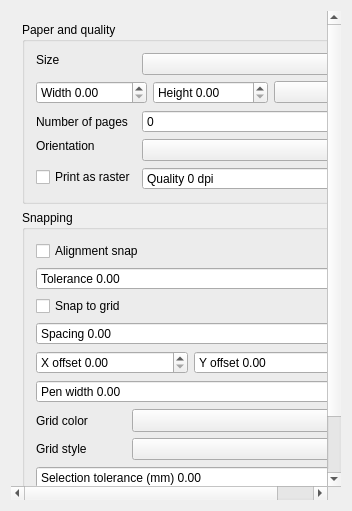
Above: src/ui/qgscompositionwidgetbase.ui from qgis/QGIS before the change. Below: the same form after it.
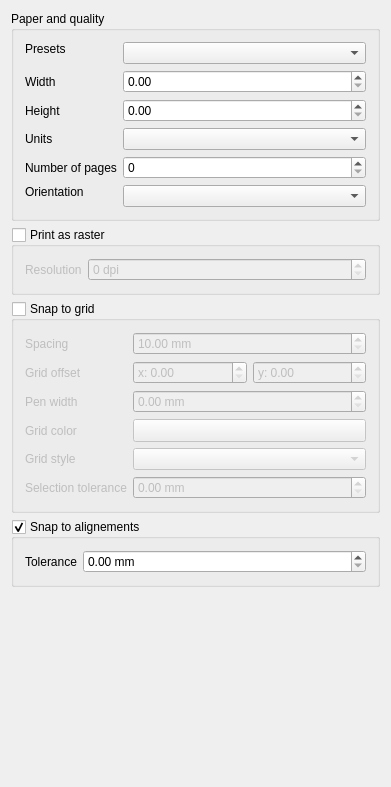
That is the form after the change. Custom widgets are drawn as their Qt base class.

What changed in the file:
```diff
--- a/src/ui/qgscompositionwidgetbase.ui
+++ b/src/ui/qgscompositionwidgetbase.ui
@@ -6,8 +6,8 @@
    <rect>
     <x>0</x>
     <y>0</y>
-    <width>352</width>
-    <height>511</height>
+    <width>391</width>
+    <height>787</height>
    </rect>
   </property>
   <property name="sizePolicy">
@@ -19,9 +19,18 @@
   <property name="windowTitle">
    <string>Composition</string>
   </property>
-  <layout class="QGridLayout" name="gridLayout_3">
-   <item row="0" column="0">
+  <layout class="QVBoxLayout" name="verticalLayout">
+   <property name="margin">
+    <number>0</number>
+   </property>
+   <item>
     <widget class="QScrollArea" name="scrollArea">
+     <property name="sizePolicy">
+      <sizepolicy hsizetype="MinimumExpanding" vsizetype="MinimumExpanding">
+       <horstretch>0</horstretch>
+       <verstretch>0</verstretch>
+      </sizepolicy>
+     </property>
      <property name="frameShape">
       <enum>QFrame::NoFrame</enum>
      </property>
@@ -36,15 +45,15 @@
        <rect>
         <x>0</x>
         <y>0</y>
-        <width>344</width>
-        <height>503</height>
+        <width>391</width>
+        <height>787</height>
        </rect>
       </property>
-      <layout class="QGridLayout" name="gridLayout_2">
-       <item row="0" column="0">
-        <widget class="QGroupBox" name="groupBox">
+      <layout class="QVBoxLayout" name="verticalLayout_2">
+       <item>
+        <widget class="QgsCollapsibleGroupBoxBasic" name="groupBox">
          <property name="sizePolicy">
-          <sizepolicy hsizetype="Expanding" vsizetype="Expanding">
+          <sizepolicy hsizetype="Preferred" vsizetype="Maximum">
            <horstretch>0</horstretch>
            <verstretch>0</verstretch>
           </sizepolicy>
@@ -65,7 +74,7 @@
              </sizepolicy>
             </property>
             <property name="text">
-             <string>Size</string>
+             <string>Presets</string>
             </property>
             <property name="wordWrap">
              <bool>true</bool>
@@ -80,17 +89,16 @@
             <property name="enabled">
              <bool>true</bool>
             </property>
-            <property name="sizePolicy">
-             <sizepolicy hsizetype="Expanding" vsizetype="Fixed">
-              <horstretch>0</horstretch>
-              <verstretch>0</verstretch>
-             </sizepolicy>
+           </widget>
+          </item>
+          <item row="1" column="0">
+           <widget class="QLabel" name="label">
+            <property name="text">
+             <string>Width</string>
             </property>
            </widget>
           </item>
-          <item row="1" column="0" colspan="2">
-           <layout class="QHBoxLayout" name="horizontalLayout">
-            <item>
+          <item row="1" column="1">
              <widget class="QDoubleSpinBox" name="mPaperWidthDoubleSpinBox">
               <property name="sizePolicy">
                <sizepolicy hsizetype="Preferred" vsizetype="Minimum">
@@ -99,7 +107,7 @@
                </sizepolicy>
               </property>
               <property name="prefix">
-               <string>Width </string>
+             <string/>
               </property>
               <property name="suffix">
                <string/>
@@ -109,7 +117,14 @@
               </property>
              </widget>
             </item>
-            <item>
+          <item row="2" column="0">
+           <widget class="QLabel" name="label_2">
+            <property name="text">
+             <string>Height</string>
+            </property>
+           </widget>
+          </item>
+          <item row="2" column="1">
              <widget class="QDoubleSpinBox" name="mPaperHeightDoubleSpinBox">
               <property name="sizePolicy">
                <sizepolicy hsizetype="Preferred" vsizetype="Minimum">
@@ -118,7 +133,7 @@
                </sizepolicy>
               </property>
               <property name="prefix">
-               <string>Height </string>
+             <string/>
               </property>
               <property name="suffix">
                <string/>
@@ -128,7 +143,14 @@
               </property>
              </widget>
             </item>
-            <item>
+          <item row="3" column="0">
+           <widget class="QLabel" name="label_3">
+            <property name="text">
+             <string>Units</string>
+            </property>
+           </widget>
+          </item>
+          <item row="3" column="1">
              <widget class="QComboBox" name="mPaperUnitsComboBox">
               <property name="enabled">
                <bool>true</bool>
@@ -141,9 +163,17 @@
               </property>
              </widget>
             </item>
-           </layout>
-          </item>
           <item row="4" column="0">
+           <widget class="QLabel" name="mNumPagesLabel">
+            <property name="text">
+             <string>Number of pages</string>
+            </property>
+           </widget>
+          </item>
+          <item row="4" column="1">
+           <widget class="QSpinBox" name="mNumPagesSpinBox"/>
+          </item>
+          <item row="5" column="0">
            <widget class="QLabel" name="textLabel7">
             <property name="sizePolicy">
              <sizepolicy hsizetype="Preferred" vsizetype="Fixed">
@@ -162,7 +192,7 @@
             </property>
            </widget>
           </item>
-          <item row="4" column="1">
+          <item row="5" column="1">
            <widget class="QComboBox" name="mPaperOrientationComboBox">
             <property name="enabled">
              <bool>true</bool>
@@ -175,20 +205,38 @@
             </property>
            </widget>
           </item>
-          <item row="5" column="0">
-           <widget class="QCheckBox" name="mPrintAsRasterCheckBox">
+         </layout>
+        </widget>
+       </item>
+       <item>
+        <widget class="QgsCollapsibleGroupBoxBasic" name="mPrintAsRasterGroupCheckBox">
             <property name="sizePolicy">
-             <sizepolicy hsizetype="Expanding" vsizetype="Fixed">
+          <sizepolicy hsizetype="Preferred" vsizetype="Maximum">
               <horstretch>0</horstretch>
               <verstretch>0</verstretch>
              </sizepolicy>
             </property>
-            <property name="text">
+         <property name="title">
              <string>Print as raster</string>
             </property>
+         <property name="checkable">
+          <bool>true</bool>
+         </property>
+         <property name="checked">
+          <bool>false</bool>
+         </property>
+         <property name="collapsed" stdset="0">
+          <bool>true</bool>
+         </property>
+         <layout class="QFormLayout" name="formLayout_4">
+          <item row="0" column="0">
+           <widget class="QLabel" name="label_9">
+            <property name="text">
+             <string>Resolution</string>
+            </property>
            </widget>
           </item>
-          <item row="5" column="1">
+          <item row="0" column="1">
            <widget class="QSpinBox" name="mResolutionSpinBox">
             <property name="sizePolicy">
              <sizepolicy hsizetype="Expanding" vsizetype="Fixed">
@@ -200,60 +248,38 @@
              <string> dpi</string>
             </property>
             <property name="prefix">
-             <string>Quality </string>
+             <string/>
             </property>
             <property name="maximum">
              <number>3000</number>
             </property>
            </widget>
           </item>
-          <item row="2" column="1">
-           <widget class="QSpinBox" name="mNumPagesSpinBox"/>
-          </item>
-          <item row="2" column="0">
-           <widget class="QLabel" name="mNumPagesLabel">
-            <property name="text">
-             <string>Number of pages</string>
-            </property>
-           </widget>
-          </item>
          </layout>
         </widget>
        </item>
-       <item row="1" column="0">
-        <widget class="QGroupBox" name="mSnapGroupBox">
+       <item>
+        <widget class="QgsCollapsibleGroupBoxBasic" name="mSnapToGridGroupCheckBox">
          <property name="sizePolicy">
-          <sizepolicy hsizetype="Expanding" vsizetype="Expanding">
+          <sizepolicy hsizetype="Preferred" vsizetype="Maximum">
            <horstretch>0</horstretch>
            <verstretch>0</verstretch>
           </sizepolicy>
          </property>
          <property name="title">
-          <string>Snapping</string>
-         </property>
-         <layout class="QGridLayout" name="gridLayout">
-          <item row="0" column="0" colspan="2">
-           <widget class="QCheckBox" name="mAlignmentSnapCheckBox">
-            <property name="text">
-             <string>Alignment snap</string>
-            </property>
-           </widget>
-          </item>
-          <item row="1" column="0" colspan="2">
-           <widget class="QDoubleSpinBox" name="mAlignmentToleranceSpinBox">
-            <property name="prefix">
-             <string>Tolerance </string>
-            </property>
-           </widget>
-          </item>
-          <item row="2" column="0">
-           <widget class="QCheckBox" name="mSnapToGridCheckBox">
-            <property name="text">
              <string>Snap to grid</string>
             </property>
-           </widget>
-          </item>
-          <item row="3" column="0" colspan="2">
+         <property name="checkable">
+          <bool>true</bool>
+         </property>
+         <property name="checked">
+          <bool>false</bool>
+         </property>
+         <property name="collapsed" stdset="0">
+          <bool>true</bool>
+         </property>
+         <layout class="QFormLayout" name="formLayout_2">
+          <item row="0" column="1">
            <widget class="QDoubleSpinBox" name="mGridResolutionSpinBox">
             <property name="sizePolicy">
              <sizepolicy hsizetype="Expanding" vsizetype="Fixed">
@@ -262,22 +288,32 @@
              </sizepolicy>
             </property>
             <property name="prefix">
-             <string>Spacing </string>
-            </property>
-            <property name="suffix">
              <string/>
             </property>
+            <property name="suffix">
+             <string> mm</string>
+            </property>
+            <property name="minimum">
+             <double>10.000000000000000</double>
+            </property>
             <property name="maximum">
              <double>9999.000000000000000</double>
             </property>
            </widget>
           </item>
-          <item row="4" column="0" colspan="2">
-           <layout class="QHBoxLayout" name="horizontalLayout_2">
+          <item row="1" column="0">
+           <widget class="QLabel" name="label_6">
+            <property name="text">
+             <string>Grid offset</string>
+            </property>
+           </widget>
+          </item>
+          <item row="1" column="1">
+           <layout class="QHBoxLayout" name="horizontalLayout">
             <item>
              <widget class="QDoubleSpinBox" name="mOffsetXSpinBox">
               <property name="prefix">
-               <string>X offset </string>
+               <string>x: </string>
               </property>
               <property name="maximum">
                <double>9999.000000000000000</double>
@@ -287,13 +323,23 @@
             <item>
              <widget class="QDoubleSpinBox" name="mOffsetYSpinBox">
               <property name="prefix">
-               <string>Y offset </string>
+               <string>y: </string>
+              </property>
+              <property name="suffix">
+               <string/>
               </property>
              </widget>
             </item>
            </layout>
           </item>
-          <item row="5" column="0" colspan="2">
+          <item row="2" column="0">
+           <widget class="QLabel" name="label_5">
+            <property name="text">
+             <string>Pen width</string>
+            </property>
+           </widget>
+          </item>
+          <item row="2" column="1">
            <widget class="QDoubleSpinBox" name="mPenWidthSpinBox">
             <property name="sizePolicy">
              <sizepolicy hsizetype="Expanding" vsizetype="Fixed">
@@ -302,11 +348,14 @@
              </sizepolicy>
             </property>
             <property name="prefix">
-             <string>Pen width </string>
+             <string/>
+            </property>
+            <property name="suffix">
+             <string> mm</string>
             </property>
            </widget>
           </item>
-          <item row="6" column="0">
+          <item row="3" column="0">
            <widget class="QLabel" name="mGridColorLabel">
             <property name="text">
              <string>Grid color</string>
@@ -319,7 +368,7 @@
             </property>
            </widget>
           </item>
-          <item row="6" column="1">
+          <item row="3" column="1">
            <widget class="QgsColorButton" name="mGridColorButton">
             <property name="sizePolicy">
              <sizepolicy hsizetype="Expanding" vsizetype="Fixed">
@@ -332,7 +381,7 @@
             </property>
            </widget>
           </item>
-          <item row="7" column="0">
+          <item row="4" column="0">
            <widget class="QLabel" name="mGridStyleLabel">
             <property name="text">
              <string>Grid style</string>
@@ -345,20 +394,75 @@
             </property>
            </widget>
           </item>
-          <item row="7" column="1">
+          <item row="4" column="1">
            <widget class="QComboBox" name="mGridStyleComboBox"/>
           </item>
-          <item row="8" column="0" colspan="2">
+          <item row="5" column="0">
+           <widget class="QLabel" name="label_4">
+            <property name="text">
+             <string>Selection tolerance</string>
+            </property>
+           </widget>
+          </item>
+          <item row="5" column="1">
            <widget class="QDoubleSpinBox" name="mSelectionToleranceSpinBox">
             <property name="prefix">
-             <string>Selection tolerance (mm) </string>
+             <string/>
             </property>
+            <property name="suffix">
+             <string> mm</string>
+            </property>
            </widget>
           </item>
+          <item row="0" column="0">
+           <widget class="QLabel" name="label_8">
+            <property name="text">
+             <string>Spacing</string>
+            </property>
+           </widget>
+          </item>
          </layout>
         </widget>
        </item>
-       <item row="2" column="0">
+       <item>
+        <widget class="QgsCollapsibleGroupBoxBasic" name="mAlignmentSnapGroupCheckBox">
+         <property name="sizePolicy">
+          <sizepolicy hsizetype="Preferred" vsizetype="Maximum">
+           <horstretch>0</horstretch>
+           <verstretch>0</verstretch>
+          </sizepolicy>
+         </property>
+         <property name="title">
+          <string>Snap to alignements</string>
+         </property>
+         <property name="checkable">
+          <bool>true</bool>
+         </property>
+         <property name="collapsed" stdset="0">
+          <bool>true</bool>
+         </property>
+         <layout class="QFormLayout" name="formLayout_3">
+          <item row="0" column="0">
+           <widget class="QLabel" name="label_7">
+            <property name="text">
+             <string>Tolerance</string>
+            </property>
+           </widget>
+          </item>
+          <item row="0" column="1">
+           <widget class="QDoubleSpinBox" name="mAlignmentToleranceSpinBox">
+            <property name="prefix">
+             <string/>
+            </property>
+            <property name="suffix">
+             <string> mm</string>
+            </property>
+           </widget>
+          </item>
+         </layout>
+        </widget>
+       </item>
+       <item>
         <spacer name="verticalSpacer">
          <property name="orientation">
           <enum>Qt::Vertical</enum>
@@ -384,6 +488,12 @@
    <extends>QToolButton</extends>
    <header>qgscolorbutton.h</header>
   </customwidget>
+  <customwidget>
+   <class>QgsCollapsibleGroupBoxBasic</class>
+   <extends>QGroupBox</extends>
+   <header location="global">qgscollapsiblegroupbox.h</header>
+   <container>1</container>
+  </customwidget>
  </customwidgets>
  <tabstops>
   <tabstop>scrollArea</tabstop>
```
Left out of the diff: 7 changed lines with no effect on the pictures. Lines whose indentation alone changed are shown as unchanged.
